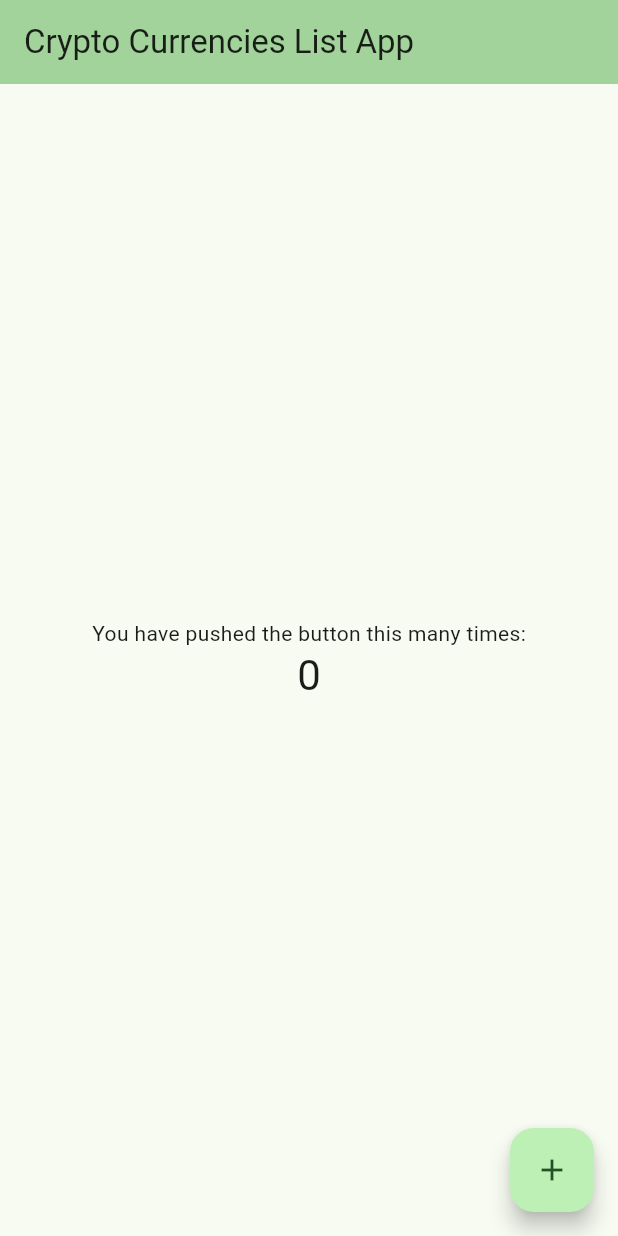
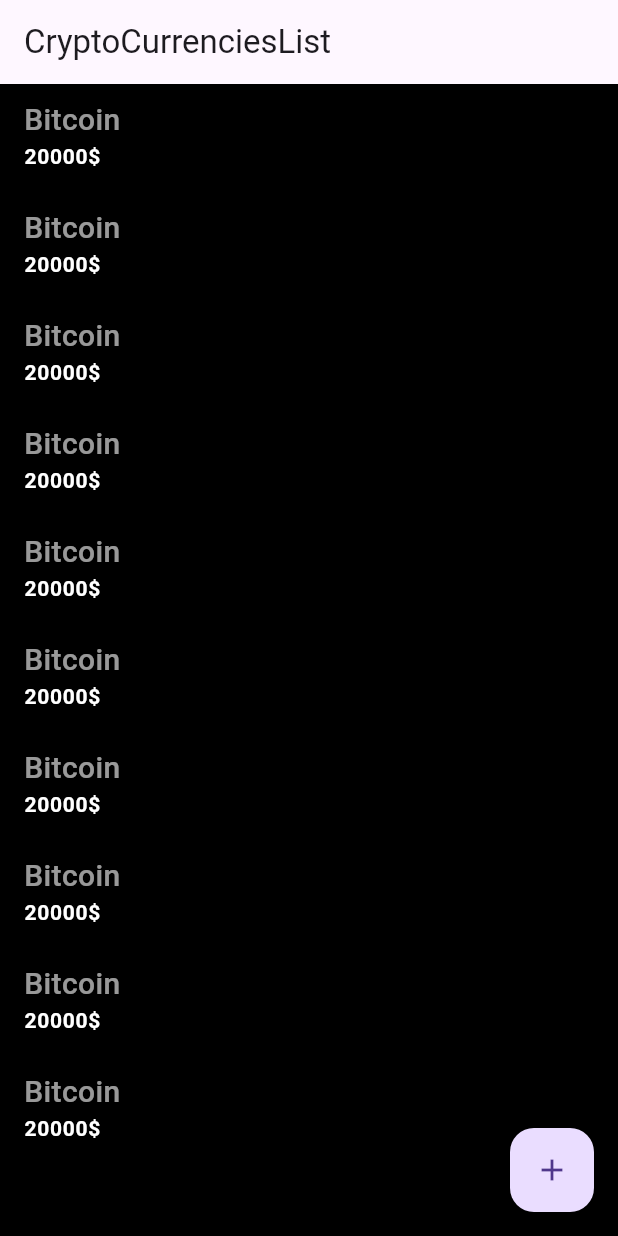
Before and after one commit to ShadePrima/crypto_coins_list_app, a Flutter app: the screen it shows after launch, on a phone screen of 412 x 824 dp. Run offline on Flutter 3.47's test engine with Material 3 defaults, Android fonts, the phone set to English and light mode, and no system bars.

Commit message:
theme font style

```diff
--- a/lib/main.dart
+++ b/lib/main.dart
@@ -14,110 +14,52 @@ class CryptoCurrenciesListApp extends StatelessWidget {
       title: 'CryptoCurrenciesListApp ',
       debugShowCheckedModeBanner: false,
       theme: ThemeData(
-        // This is the theme of your application.
-        //
-        // TRY THIS: Try running your application with "flutter run". You'll see
-        // the application has a purple toolbar. Then, without quitting the app,
-        // try changing the seedColor in the colorScheme below to Colors.green
-        // and then invoke "hot reload" (save your changes or press the "hot
-        // reload" button in a Flutter-supported IDE, or press "r" if you used
-        // the command line to start the app).
-        //
-        // Notice that the counter didn't reset back to zero; the application
-        // state is not lost during the reload. To reset the state, use hot
-        // restart instead.
-        //
-        // This works for code too, not just values: Most code changes can be
-        // tested with just a hot reload.
-        colorScheme: ColorScheme.fromSeed(seedColor: Colors.green),
-        useMaterial3: true,
-      ),
-      home: const MyHomePage(title: 'Crypto Currencies List App '),
+          scaffoldBackgroundColor: Colors.black,
+          primarySwatch: Colors.yellow,
+          textTheme: TextTheme(
+              bodyMedium: TextStyle(
+                  color: Colors.white.withOpacity(0.6),
+                  fontWeight: FontWeight.w500,
+                  fontSize: 20),
+              labelSmall: const TextStyle(
+                  color: Colors.white,
+                  fontWeight: FontWeight.w700,
+                  fontSize: 14))),
+      home: const MyHomePage(),
     );
   }
 }
 
 class MyHomePage extends StatefulWidget {
-  const MyHomePage({super.key, required this.title});
-
-  // This widget is the home page of your application. It is stateful, meaning
-  // that it has a State object (defined below) that contains fields that affect
-  // how it looks.
-
-  // This class is the configuration for the state. It holds the values (in this
-  // case the title) provided by the parent (in this case the App widget) and
-  // used by the build method of the State. Fields in a Widget subclass are
-  // always marked "final".
-
-  final String title;
+  const MyHomePage({super.key});
 
   @override
   State<MyHomePage> createState() => _MyHomePageState();
 }
 
 class _MyHomePageState extends State<MyHomePage> {
-  int _counter = 0;
-
-  void _incrementCounter() {
-    setState(() {
-      // This call to setState tells the Flutter framework that something has
-      // changed in this State, which causes it to rerun the build method below
-      // so that the display can reflect the updated values. If we changed
-      // _counter without calling setState(), then the build method would not be
-      // called again, and so nothing would appear to happen.
-      _counter++;
-    });
-  }
-
   @override
   Widget build(BuildContext context) {
-    // This method is rerun every time setState is called, for instance as done
-    // by the _incrementCounter method above.
-    //
-    // The Flutter framework has been optimized to make rerunning build methods
-    // fast, so that you can just rebuild anything that needs updating rather
-    // than having to individually change instances of widgets.
+    final theme = Theme.of(context);
+
     return Scaffold(
       appBar: AppBar(
-        // TRY THIS: Try changing the color here to a specific color (to
-        // Colors.amber, perhaps?) and trigger a hot reload to see the AppBar
-        // change color while the other colors stay the same.
-        backgroundColor: Theme.of(context).colorScheme.inversePrimary,
-        // Here we take the value from the MyHomePage object that was created by
-        // the App.build method, and use it to set our appbar title.
-        title: Text(widget.title),
+        title: const Text('CryptoCurrenciesList'),
       ),
-      body: Center(
-        // Center is a layout widget. It takes a single child and positions it
-        // in the middle of the parent.
-        child: Column(
-          // Column is also a layout widget. It takes a list of children and
-          // arranges them vertically. By default, it sizes itself to fit its
-          // children horizontally, and tries to be as tall as its parent.
-          //
-          // Column has various properties to control how it sizes itself and
-          // how it positions its children. Here we use mainAxisAlignment to
-          // center the children vertically; the main axis here is the vertical
-          // axis because Columns are vertical (the cross axis would be
-          // horizontal).
-          //
-          // TRY THIS: Invoke "debug painting" (choose the "Toggle Debug Paint"
-          // action in the IDE, or press "p" in the console), to see the
-          // wireframe for each widget.
-          mainAxisAlignment: MainAxisAlignment.center,
-          children: <Widget>[
-            const Text(
-              'You have pushed the button this many times:',
-            ),
-            Text(
-              '$_counter',
-              style: Theme.of(context).textTheme.headlineMedium,
-            ),
-          ],
-        ),
-      ),
+      body: ListView.builder(
+          itemCount: 10,
+          itemBuilder: (context, index) => ListTile(
+                title: Text(
+                  "Bitcoin",
+                  style: theme.textTheme.bodyMedium,
+                ),
+                subtitle: Text(
+                  "20000\$",
+                  style: theme.textTheme.labelSmall,
+                ),
+              )),
       floatingActionButton: FloatingActionButton(
-        onPressed: _incrementCounter,
+        onPressed: () {},
         tooltip: 'Increment',
         child: const Icon(Icons.add),
       ), // This trailing comma makes auto-formatting nicer for build methods.
```
